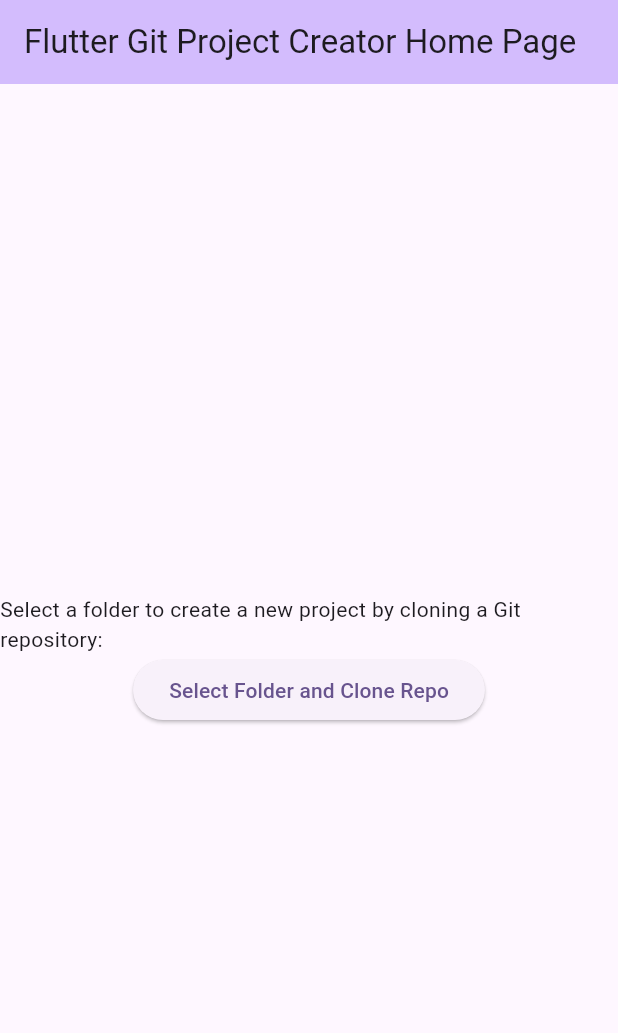
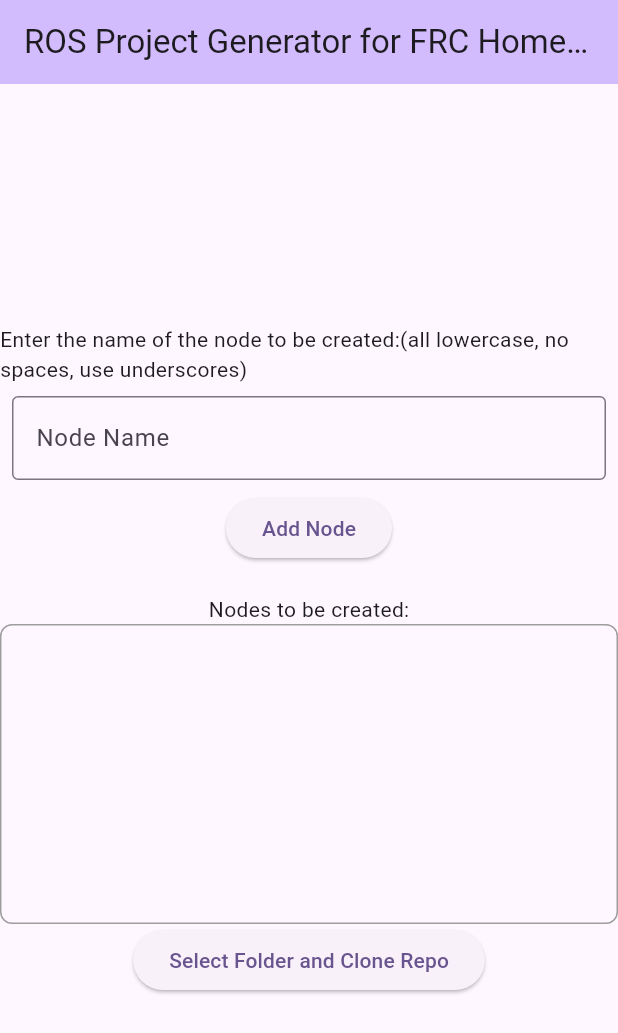
Before and after one commit to sachitsahoo/ROS2-FRC-Project-Generator, a Flutter app: the screen it shows after launch, on a phone screen of 412 x 824 dp. Shown: the top 1033 px of the screen. Run offline on Flutter 3.47's test engine with Material 3 defaults, Android fonts, the phone set to English and light mode, and no system bars; our stand-ins replace file_picker; missing offline and left inert: rw_git.

Commit message:
added listview for the nodes

```diff
--- a/lib/main.dart
+++ b/lib/main.dart
@@ -16,12 +16,13 @@
     return ChangeNotifierProvider(
       create: (_) => ProjectManager(),
       child: MaterialApp(
-        title: 'Flutter Git Project Creator',
+        title: 'ROS Project Generator for FRC',
         theme: ThemeData(
           colorScheme: ColorScheme.fromSeed(seedColor: Colors.deepPurple),
           useMaterial3: true,
         ),
-        home: const MyHomePage(title: 'Flutter Git Project Creator Home Page'),
+        home:
+            const MyHomePage(title: 'ROS Project Generator for FRC Home Page'),
       ),
     );
   }
@@ -37,6 +38,8 @@
 }
 
 class _MyHomePageState extends State<MyHomePage> {
+  final TextEditingController _nodeController = TextEditingController();
+
   @override
   Widget build(BuildContext context) {
     final projectManager = Provider.of<ProjectManager>(context);
@@ -51,7 +54,46 @@
           mainAxisAlignment: MainAxisAlignment.center,
           children: <Widget>[
             const Text(
-              'Select a folder to create a new project by cloning a Git repository:',
+              'Enter the name of the node to be created:(all lowercase, no spaces, use underscores)',
+            ),
+            Padding(
+              padding: const EdgeInsets.all(8.0),
+              child: TextField(
+                controller: _nodeController,
+                decoration: const InputDecoration(
+                  border: OutlineInputBorder(),
+                  labelText: 'Node Name',
+                ),
+              ),
+            ),
+            ElevatedButton(
+              onPressed: () {
+                if (_nodeController.text.isNotEmpty) {
+                  projectManager.addNode(_nodeController.text);
+                  _nodeController.clear();
+                }
+              },
+              child: const Text('Add Node'),
+            ),
+            const SizedBox(height: 20),
+            const Text(
+              'Nodes to be created:',
+            ),
+            Container(
+              height: 200,
+              padding: const EdgeInsets.all(8.0),
+              decoration: BoxDecoration(
+                border: Border.all(color: Colors.grey),
+                borderRadius: BorderRadius.circular(8.0),
+              ),
+              child: ListView.builder(
+                itemCount: projectManager.nodes.length,
+                itemBuilder: (context, index) {
+                  return ListTile(
+                    title: Text(projectManager.nodes[index]),
+                  );
+                },
+              ),
             ),
             if (projectManager.statusMessage.isNotEmpty)
               Padding(
@@ -86,11 +128,17 @@
 
 class ProjectManager extends ChangeNotifier {
   String statusMessage = '';
+  List<String> nodes = [];
+
+  void addNode(String node) {
+    nodes.add(node);
+    notifyListeners();
+  }
 
   Future<void> cloneRepoAndCreateFolder(String selectedDirectory) async {
     const repoUrl =
         'http://gitlab.team195.com/cyberknights/ros2/support-files/ros2_dev.git'; // Replace with the actual repo URL
-    final gitDirectory = Directory('$selectedDirectory/cloned_repo');
+    final gitDirectory = Directory(selectedDirectory);
 
     try {
       statusMessage = 'Cloning repository...';
@@ -110,6 +158,15 @@
       statusMessage =
           'New folder created successfully alongside the cloned repo.';
       notifyListeners();
+
+      // Create the nodes in the new folder
+      for (var node in nodes) {
+        final nodeFolder = Directory('${newFolder.path}/$node');
+        await nodeFolder.create();
+      }
+
+      statusMessage = 'Nodes created successfully.';
+      notifyListeners();
     } catch (e) {
       statusMessage = 'Failed to clone repository: $e';
       notifyListeners();
```
